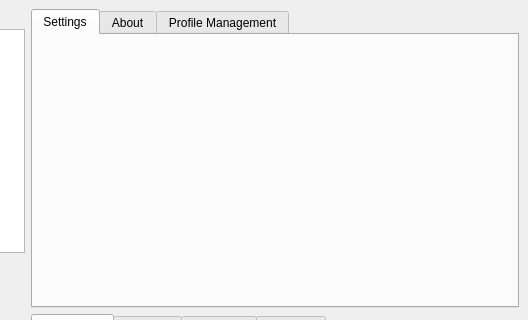
Before: the Qt Designer form src/vorta/assets/UI/mainwindow.ui in borgbase/vorta, drawn with Qt 5; both pictures show x 472 to 1000 and y 0 to 320 of the 1000 by 670 pixel window.
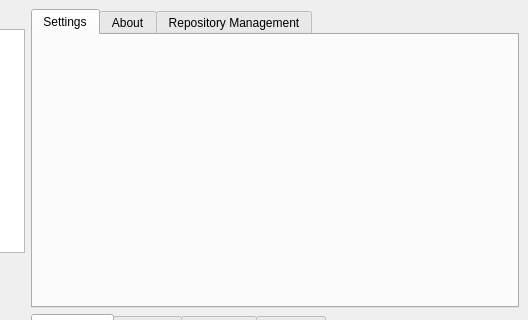
After: the same form once the commit is applied.

Diff of the .ui file:
```diff
--- a/src/vorta/assets/UI/mainwindow.ui
+++ b/src/vorta/assets/UI/mainwindow.ui
@@ -180,7 +180,7 @@
           </widget>
           <widget class="QWidget" name="profileTabSlot">
            <attribute name="title">
-            <string>Profile Management</string>
+            <string>Repository Management</string>
            </attribute>
           </widget>
          </widget>
```
